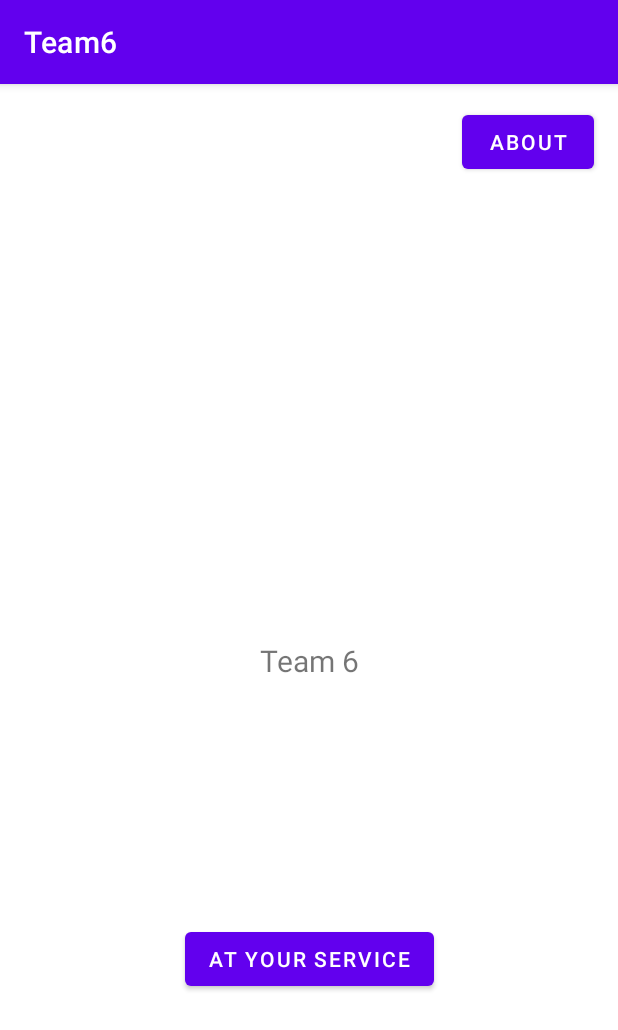
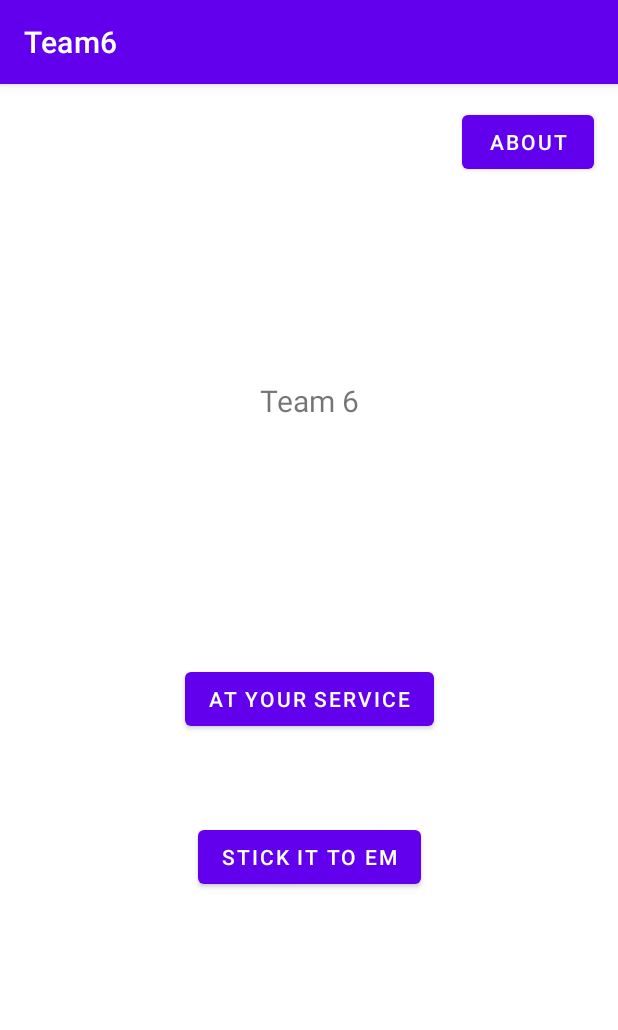
Before and after one commit to A3M4/ParkFinder, an Android app: the screen it shows after launch (MainActivity), on a phone screen of 412 x 824 dp. Shown: the top 1030 px of the screen. Run offline under Robolectric (Android 15) with nearby library versions, the phone set to English and light mode, and no system bars.

Commit message:
Add Stick It To Em button with empty activity

```diff
--- a/app/src/main/AndroidManifest.xml
+++ b/app/src/main/AndroidManifest.xml
@@ -14,6 +14,9 @@
         android:supportsRtl="true"
         android:theme="@style/Theme.ParkFinder"
         tools:targetApi="31">
+        <activity
+            android:name=".StickItToEm"
+            android:exported="false" />
         <activity
             android:name=".About"
             android:exported="false" />
--- a/app/src/main/java/com/example/parkfinder/MainActivity.java
+++ b/app/src/main/java/com/example/parkfinder/MainActivity.java
@@ -24,4 +24,9 @@ public class MainActivity extends AppCompatActivity {
         Intent aboutIntent = new Intent(this, About.class);
         startActivity(aboutIntent);
     }
+
+    public void openStickItToEm(View view) {
+        Intent stickerIntent = new Intent(this, StickItToEm.class);
+        startActivity(stickerIntent);
+    }
 }
--- a/app/src/main/res/layout/activity_main.xml
+++ b/app/src/main/res/layout/activity_main.xml
@@ -5,6 +5,18 @@
     android:layout_width="match_parent"
     android:layout_height="match_parent"
     tools:context=".MainActivity">
+
+    <Button
+        android:id="@+id/button"
+        android:layout_width="wrap_content"
+        android:layout_height="wrap_content"
+        android:onClick="AtYourServiceButton"
+        android:text="@string/at_your_service"
+        app:layout_constraintBottom_toBottomOf="parent"
+        app:layout_constraintEnd_toEndOf="parent"
+        app:layout_constraintStart_toStartOf="parent"
+        app:layout_constraintTop_toBottomOf="@id/textView"
+        app:layout_constraintVertical_bias="0.326" />
 
     <TextView
         android:id="@+id/textView"
@@ -15,18 +27,8 @@
         app:layout_constraintBottom_toBottomOf="parent"
         app:layout_constraintEnd_toEndOf="parent"
         app:layout_constraintStart_toStartOf="parent"
-        app:layout_constraintTop_toTopOf="parent" />
-
-    <Button
-        android:id="@+id/button"
-        android:layout_width="wrap_content"
-        android:layout_height="wrap_content"
-        android:onClick="AtYourServiceButton"
-        android:text="@string/at_your_service"
-        app:layout_constraintBottom_toBottomOf="parent"
-        app:layout_constraintEnd_toEndOf="parent"
-        app:layout_constraintStart_toStartOf="parent"
-        app:layout_constraintTop_toBottomOf="@id/textView" />
+        app:layout_constraintTop_toTopOf="parent"
+        app:layout_constraintVertical_bias="0.266" />
 
     <Button
         android:id="@+id/btn_about"
@@ -41,4 +43,16 @@
         app:layout_constraintTop_toTopOf="parent"
         app:layout_constraintVertical_bias="0.02" />
 
+    <Button
+        android:id="@+id/btn_stick_it_to_em"
+        android:layout_width="wrap_content"
+        android:layout_height="wrap_content"
+        android:text="@string/stick_it_to_em"
+        android:onClick="openStickItToEm"
+        app:layout_constraintBottom_toBottomOf="parent"
+        app:layout_constraintEnd_toEndOf="parent"
+        app:layout_constraintStart_toStartOf="parent"
+        app:layout_constraintTop_toBottomOf="@+id/button"
+        app:layout_constraintVertical_bias="0.2" />
+
 </androidx.constraintlayout.widget.ConstraintLayout>
--- a/app/src/main/res/values/strings.xml
+++ b/app/src/main/res/values/strings.xml
@@ -11,6 +11,6 @@
     <string name="search">Search</string>
     <string name="loading">Loading</string>
     <string name="about">About</string>
-    <string name="team_member">- Tianqi Jin\n- Wenzhu Chen\n- Liyuan Cao\n- Yifeng Li
-</string>
+    <string name="team_member">- Tianqi Jin\n- Wenzhu Chen\n- Liyuan Cao\n- Yifeng Li</string>
+    <string name="stick_it_to_em">Stick It To Em</string>
 </resources>
```
Also changed, not shown: app/src/main/java/com/example/parkfinder/StickItToEm.java (added, +14 -0 lines), app/src/main/res/layout/activity_stick_it_to_em.xml (added, +9 -0 lines).
